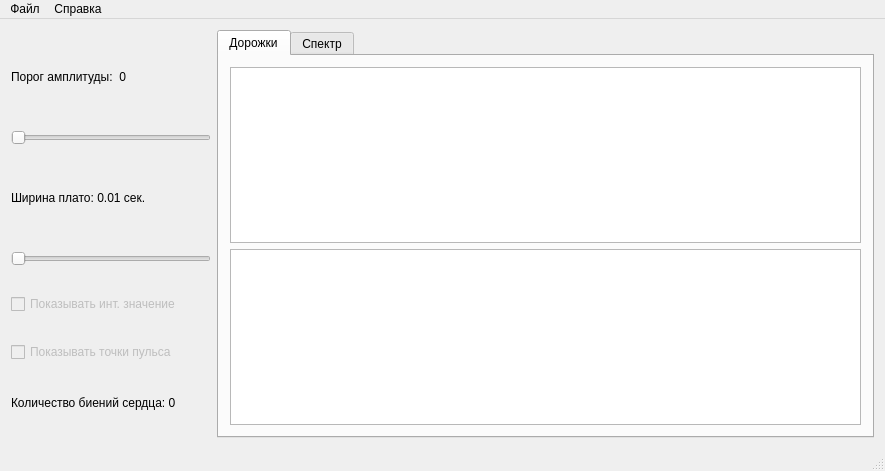
The window that mainwindow.ui (Ionnia/HeartbeatFinder) describes before a commit, drawn with Qt 5.
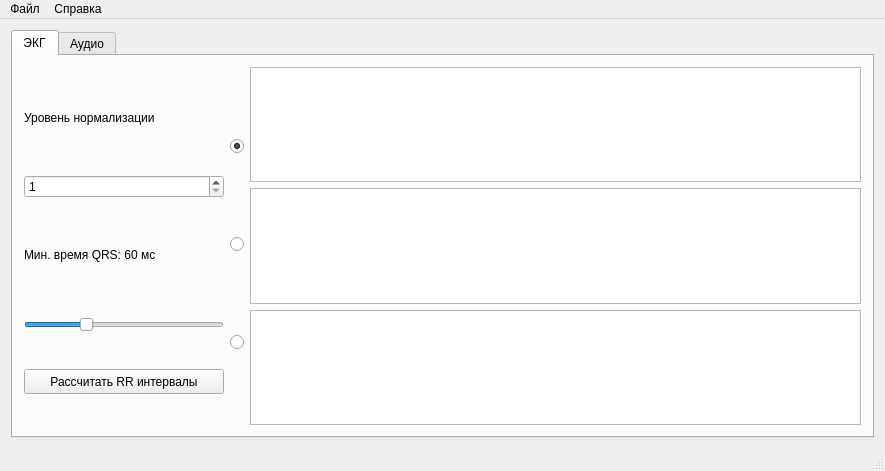
The same window after the commit. Custom widgets are drawn as their Qt base class.

Patch:
```diff
--- a/mainwindow.ui
+++ b/mainwindow.ui
@@ -14,74 +14,174 @@
    <string>MainWindow</string>
   </property>
   <widget class="QWidget" name="centralWidget">
-   <layout class="QGridLayout" name="gridLayout" rowstretch="0,0" columnstretch="0,0">
-    <item row="1" column="1">
-     <layout class="QVBoxLayout" name="verticalLayout_2">
-      <item>
+   <layout class="QGridLayout" name="gridLayout" rowstretch="0,0" columnstretch="0">
+    <item row="1" column="0">
        <widget class="QTabWidget" name="tabWidget">
         <property name="currentIndex">
          <number>0</number>
         </property>
         <widget class="QWidget" name="tab">
          <attribute name="title">
-          <string>Дорожки</string>
-         </attribute>
-         <layout class="QVBoxLayout" name="verticalLayout_4">
+        <string>ЭКГ</string>
+       </attribute>
+       <layout class="QHBoxLayout" name="horizontalLayout_4">
           <item>
-           <widget class="QChartView" name="graphicsView">
-            <property name="sizePolicy">
-             <sizepolicy hsizetype="Expanding" vsizetype="Expanding">
-              <horstretch>0</horstretch>
-              <verstretch>0</verstretch>
-             </sizepolicy>
-            </property>
+         <layout class="QHBoxLayout" name="horizontalLayout_3">
+          <item>
+           <layout class="QVBoxLayout" name="verticalLayout_6">
+            <item>
+             <widget class="QLabel" name="labelNormLevel">
+              <property name="maximumSize">
+               <size>
+                <width>200</width>
+                <height>50</height>
+               </size>
+              </property>
+              <property name="text">
+               <string>Уровень нормализации</string>
+              </property>
+             </widget>
+            </item>
+            <item>
+             <widget class="QSpinBox" name="normLevelSpinBox">
             <property name="maximumSize">
              <size>
-              <width>16777215</width>
+                <width>200</width>
               <height>16777215</height>
              </size>
             </property>
-            <property name="interactive">
-             <bool>true</bool>
-            </property>
-            <property name="dragMode">
-             <enum>QGraphicsView::NoDrag</enum>
-            </property>
-            <property name="resizeAnchor">
-             <enum>QGraphicsView::NoAnchor</enum>
-            </property>
-            <property name="viewportUpdateMode">
-             <enum>QGraphicsView::MinimalViewportUpdate</enum>
-            </property>
+              <property name="minimum">
+               <number>1</number>
+              </property>
+              <property name="maximum">
+               <number>99</number>
+              </property>
+              <property name="value">
+               <number>1</number>
+              </property>
+             </widget>
+            </item>
+            <item>
+             <widget class="QLabel" name="labelQRStime">
+              <property name="maximumSize">
+               <size>
+                <width>200</width>
+                <height>50</height>
+               </size>
+              </property>
+              <property name="text">
+               <string>Мин. время QRS: 60 мс</string>
+              </property>
            </widget>
           </item>
           <item>
-           <widget class="QChartView" name="graphicsView_2">
+             <widget class="QSlider" name="horizontalSlider">
             <property name="maximumSize">
              <size>
-              <width>16777215</width>
-              <height>16777215</height>
-             </size>
+                <width>200</width>
+                <height>25</height>
+               </size>
+              </property>
+              <property name="minimum">
+               <number>1</number>
+              </property>
+              <property name="maximum">
+               <number>200</number>
+              </property>
+              <property name="value">
+               <number>60</number>
+              </property>
+              <property name="orientation">
+               <enum>Qt::Horizontal</enum>
+              </property>
+             </widget>
+            </item>
+            <item>
+             <widget class="QPushButton" name="pushButton">
+              <property name="maximumSize">
+               <size>
+                <width>200</width>
+                <height>25</height>
+               </size>
+              </property>
+              <property name="text">
+               <string>Рассчитать RR интервалы</string>
             </property>
            </widget>
           </item>
          </layout>
-        </widget>
-        <widget class="QWidget" name="tab_2">
-         <attribute name="title">
-          <string>Спектр</string>
-         </attribute>
+          </item>
+          <item>
          <layout class="QVBoxLayout" name="verticalLayout_3">
           <item>
-           <widget class="QChartView" name="graphicsView_3"/>
-          </item>
-         </layout>
-        </widget>
+             <widget class="QRadioButton" name="ecg1RadioButton">
+              <property name="maximumSize">
+               <size>
+                <width>25</width>
+                <height>25</height>
+               </size>
+              </property>
+              <property name="text">
+               <string/>
+              </property>
+              <property name="checked">
+               <bool>true</bool>
+              </property>
+             </widget>
+            </item>
+            <item>
+             <widget class="QRadioButton" name="ecg2RadioButton">
+              <property name="maximumSize">
+               <size>
+                <width>25</width>
+                <height>25</height>
+               </size>
+              </property>
+              <property name="text">
+               <string/>
+              </property>
+             </widget>
+            </item>
+            <item>
+             <widget class="QRadioButton" name="ecg3RadioButton">
+              <property name="maximumSize">
+               <size>
+                <width>25</width>
+                <height>25</height>
+               </size>
+              </property>
+              <property name="text">
+               <string/>
+              </property>
        </widget>
       </item>
      </layout>
     </item>
-    <item row="1" column="0">
+          <item>
+           <layout class="QVBoxLayout" name="verticalLayout_5">
+            <item>
+             <widget class="QChartView" name="ecgChan1GraphView"/>
+            </item>
+            <item>
+             <widget class="QChartView" name="ecgChan2GraphView"/>
+            </item>
+            <item>
+             <widget class="QChartView" name="ecgChan3GraphView"/>
+            </item>
+           </layout>
+          </item>
+         </layout>
+        </item>
+       </layout>
+      </widget>
+      <widget class="QWidget" name="audioTab">
+       <attribute name="title">
+        <string>Аудио</string>
+       </attribute>
+       <layout class="QHBoxLayout" name="horizontalLayout_2">
+        <item>
+         <layout class="QHBoxLayout" name="horizontalLayout">
+          <item>
      <layout class="QVBoxLayout" name="verticalLayout" stretch="0,0,0,0,0,0,0">
       <property name="sizeConstraint">
        <enum>QLayout::SetFixedSize</enum>
@@ -197,6 +297,54 @@
       </item>
      </layout>
     </item>
+          <item>
+           <layout class="QVBoxLayout" name="verticalLayout_2">
+            <item>
+             <widget class="QChartView" name="mainAudioGraphView">
+              <property name="sizePolicy">
+               <sizepolicy hsizetype="Expanding" vsizetype="Expanding">
+                <horstretch>0</horstretch>
+                <verstretch>0</verstretch>
+               </sizepolicy>
+              </property>
+              <property name="maximumSize">
+               <size>
+                <width>16777215</width>
+                <height>16777215</height>
+               </size>
+              </property>
+              <property name="interactive">
+               <bool>true</bool>
+              </property>
+              <property name="dragMode">
+               <enum>QGraphicsView::NoDrag</enum>
+              </property>
+              <property name="resizeAnchor">
+               <enum>QGraphicsView::NoAnchor</enum>
+              </property>
+              <property name="viewportUpdateMode">
+               <enum>QGraphicsView::MinimalViewportUpdate</enum>
+              </property>
+             </widget>
+            </item>
+            <item>
+             <widget class="QChartView" name="modifiedAudioGraphView">
+              <property name="maximumSize">
+               <size>
+                <width>16777215</width>
+                <height>16777215</height>
+               </size>
+              </property>
+             </widget>
+            </item>
+           </layout>
+          </item>
+         </layout>
+        </item>
+       </layout>
+      </widget>
+     </widget>
+    </item>
    </layout>
   </widget>
   <widget class="QMenuBar" name="menuBar">
```
Left out of the diff: 10 changed lines with no effect on the pictures. Lines whose indentation alone changed are shown as unchanged.
